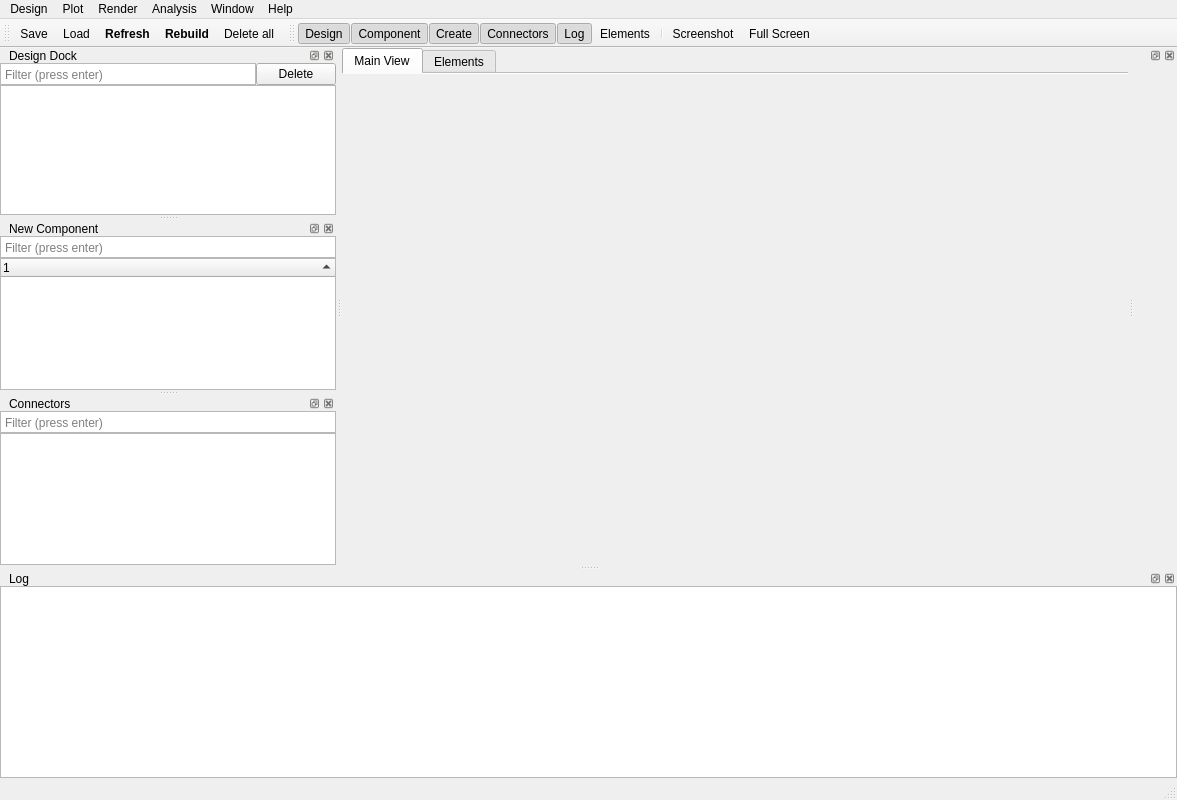
First picture: the form in qiskit_metal/_gui/main_window_ui.ui, repository qiskit-community/qiskit-metal, before the edit.
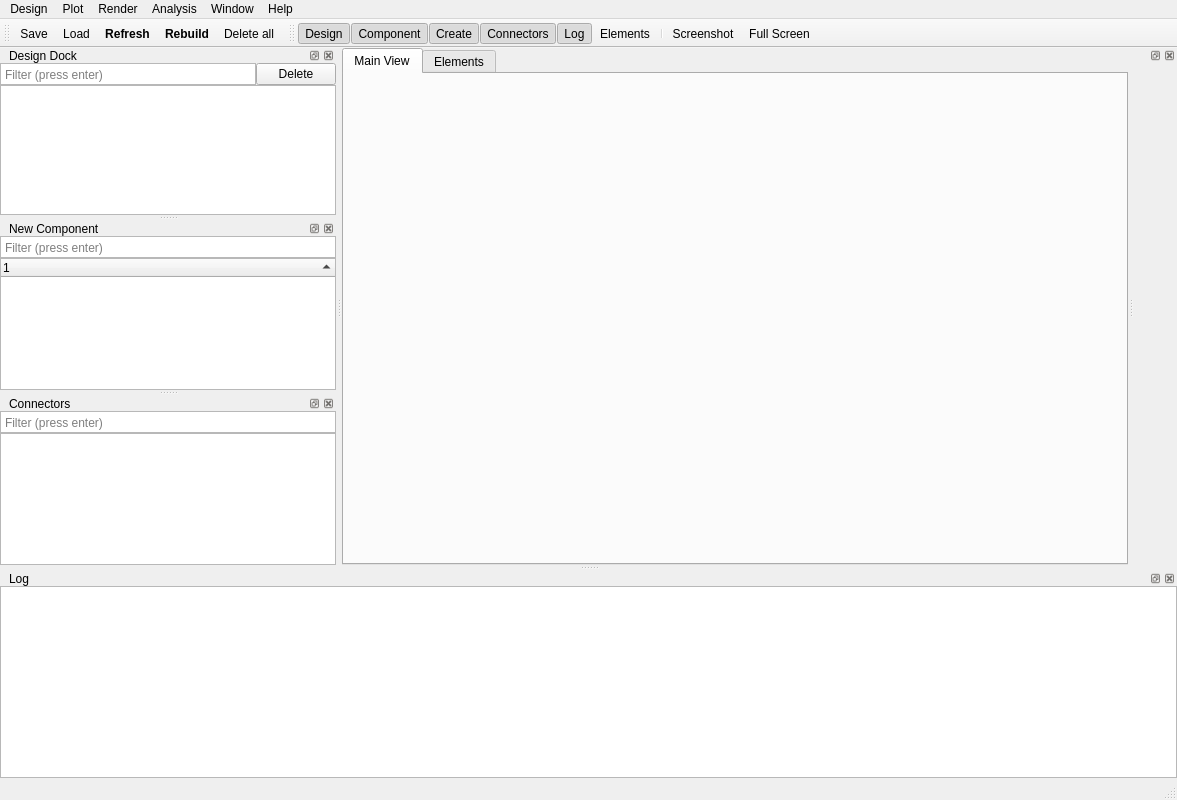
Second picture: the form after the edit. Icons and pictures are not drawn. Custom widgets are drawn as their Qt base class.

Commit message: GUI allow nested tabs. GUI fixed APP logo. GUI fixed High DPI scaling

```diff
--- a/qiskit_metal/_gui/main_window_ui.ui
+++ b/qiskit_metal/_gui/main_window_ui.ui
@@ -63,7 +63,7 @@
    <enum>Qt::ToolButtonTextUnderIcon</enum>
   </property>
   <property name="documentMode">
-   <bool>false</bool>
+   <bool>true</bool>
   </property>
   <property name="tabShape">
    <enum>QTabWidget::Rounded</enum>
@@ -112,7 +112,7 @@
        <bool>false</bool>
       </property>
       <property name="documentMode">
-       <bool>true</bool>
+       <bool>false</bool>
       </property>
       <property name="tabsClosable">
        <bool>false</bool>
```
Left out of the diff: 5 changed lines with no effect on the pictures. The commit also changes 5 other files.
